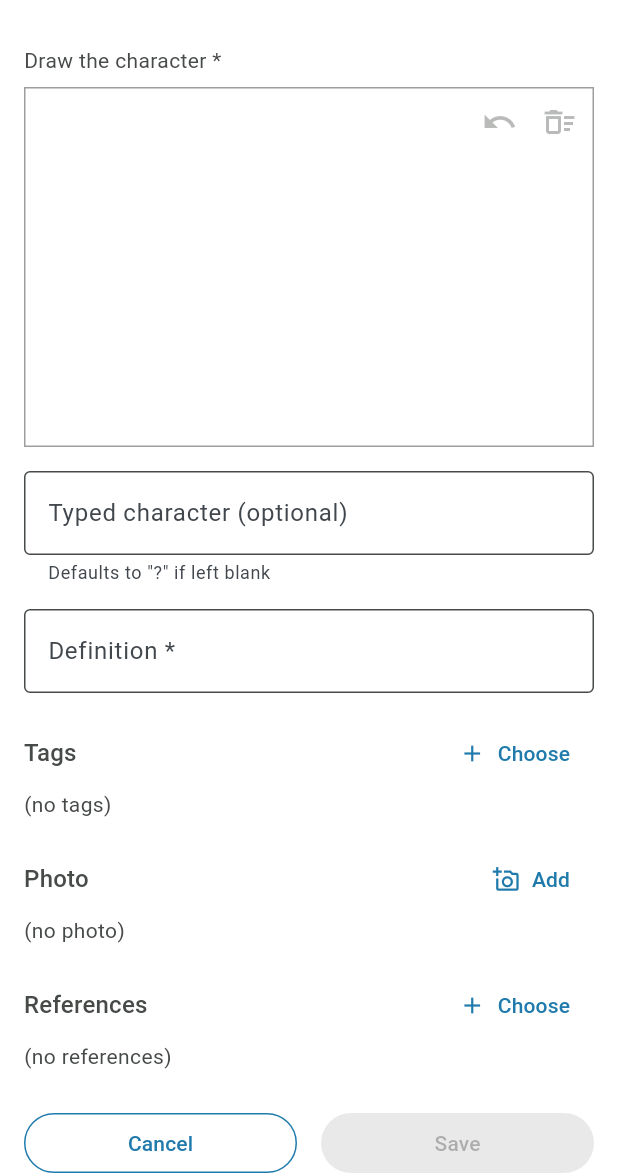
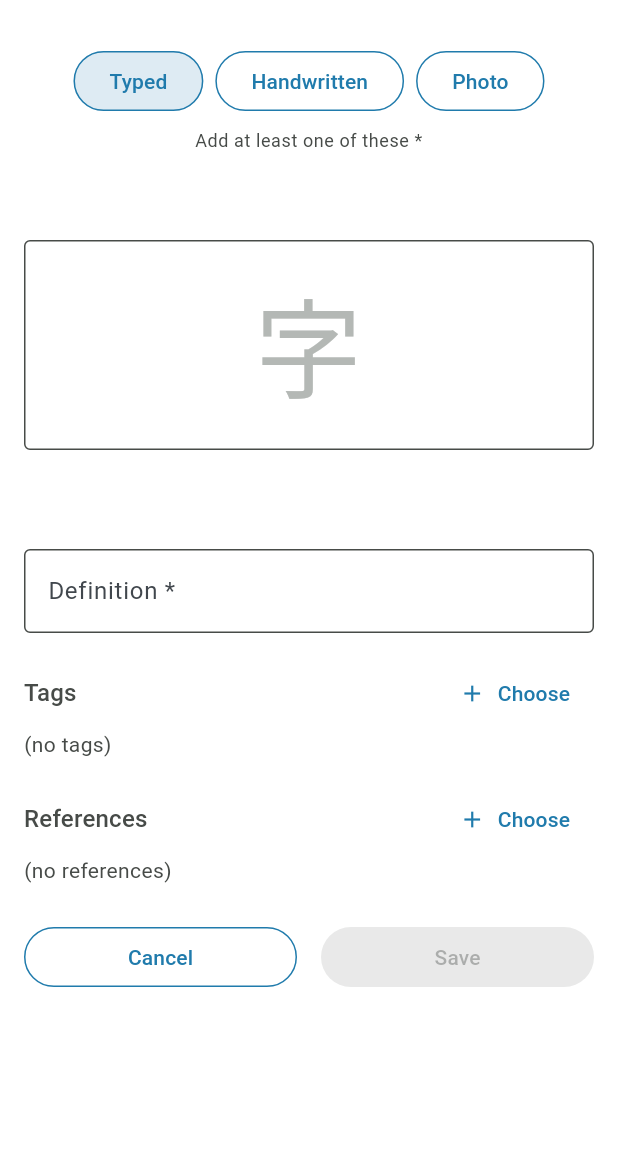
Before and after one commit to Diana-Cornescu/cantonese_dictionary, a Flutter app: the AddCharacterScreen screen opened directly with empty values, on a phone screen of 412 x 824 dp, the part 63-1236 px from its top. Run offline on Flutter 3.47's test engine with Material 3 defaults, Android fonts, the phone set to English and light mode, and no system bars; our stand-ins replace drift, drift_flutter, file_picker, image_picker; accounts and stored records are empty; generated files the repository leaves out were written again.

Commit message:
Let a new character start from typed, drawing or photo

```diff
--- a/lib/features/add_character/add_character_screen.dart
+++ b/lib/features/add_character/add_character_screen.dart
@@ -4,27 +4,46 @@ import 'package:flutter/material.dart';
 
 import '../../data/character_entry.dart';
 import '../../data/dictionary_store.dart';
+import '../../theme/app_colors.dart';
 import '../../widgets/character_picker_dialog.dart';
 import '../../widgets/handwriting_canvas.dart';
 import '../../widgets/tag_chip.dart';
 import '../../widgets/tag_picker_dialog.dart';
+import '../../widgets/typed_character.dart';
 import '../photos/photo_picking.dart';
 
-/// Screen for creating a brand-new character: draw it, type it, define it.
-/// There is deliberately NO handwriting-recognition/auto-suggestion step —
-/// the user always types or pastes the character directly.
+/// Which face of the box is showing while adding a character. Mirrors the
+/// character screen's Typed / Handwritten / Photos switcher (2026-09-21).
+enum _AddView { typed, handwritten, photo }
+
+/// Screen for creating a brand-new character. There is deliberately NO
+/// handwriting-recognition/auto-suggestion step — the user always types or
+/// pastes the character directly.
 ///
-/// The handwritten sample is the only mandatory field (it's what makes the
-/// row "a character" at all); the typed text is optional and defaults to
-/// `"?"` if left blank, since the row-list screen uses the typed text as
-/// its preview and needs something to show.
+/// **One box, three faces** (2026-09-21), laid out like the character
+/// screen: type the character, draw it, or attach a photo of it, switching
+/// freely between them. Before this the drawing was the only way in and
+/// was mandatory.
 ///
-/// Tags, a photo and references can all be set here (2026-09-20). They
-/// can't be *stored* until the character exists — a photo link and a
-/// reference both need its id — so they're held in this screen's state and
-/// written straight after [DictionaryStore.addCharacter] returns the saved
-/// entry. Cancelling writes nothing at all: no half-made character, no
-/// stray photo copied into the app's folder.
+/// **What's required:** a definition, plus **at least one** of typed,
+/// drawing or photo. Which one is up to you — a character seen on a menu
+/// can start as a photo and be drawn later; one copied from a text can
+/// start as typed. A tick on a button marks a face that has something in
+/// it, so the requirement is visible without clicking through all three.
+///
+/// The definition stays required (decided 2026-09-20) so every card works
+/// in Definition → Character flashcards.
+///
+/// Exactly one photo can be attached here. Photos are linked to several
+/// characters, and characters to several photos, from the photo's own
+/// screen — this is just the first one.
+///
+/// Tags, the photo and references can all be set here. None of them can be
+/// *stored* until the character exists — a photo link and a reference both
+/// need its id — so they're held in this screen's state and written
+/// straight after [DictionaryStore.addCharacter] returns the saved entry.
+/// Cancelling writes nothing at all: no half-made character, no stray photo
+/// copied into the app's folder.
 class AddCharacterScreen extends StatefulWidget {
   const AddCharacterScreen({super.key, required this.store});
 
@@ -35,6 +54,8 @@ class AddCharacterScreen extends StatefulWidget {
 }
 
 class _AddCharacterScreenState extends State<AddCharacterScreen> {
+  _AddView _view = _AddView.typed;
+
   final _typedController = TextEditingController();
   final _definitionController = TextEditingController();
 
@@ -43,8 +64,9 @@ class _AddCharacterScreenState extends State<AddCharacterScreen> {
   /// so existing tags get reused instead of near-duplicated.
   List<String> _tags = [];
 
-  /// A photo waiting to be attached. Still the picker's temporary file —
-  /// the store copies it into the app's photos folder on save.
+  /// The one photo this character starts with. Still the picker's
+  /// temporary file — the store copies it into the app's photos folder on
+  /// save, so backing out leaves nothing behind.
   File? _photo;
 
   /// Characters this one will reference. Written with [addReference] after
@@ -62,6 +84,22 @@ class _AddCharacterScreenState extends State<AddCharacterScreen> {
     _definitionController.dispose();
     super.dispose();
   }
+
+  bool get _hasTyped => _typedController.text.trim().isNotEmpty;
+  bool get _hasDrawing =>
+      _capturedStrokes != null && _capturedStrokes!.isNotEmpty;
+  bool get _hasPhoto => _photo != null;
+
+  /// A definition, and at least one of the three faces.
+  bool get _canSave =>
+      _definitionController.text.trim().isNotEmpty &&
+      (_hasTyped || _hasDrawing || _hasPhoto);
+
+  bool _filled(_AddView view) => switch (view) {
+        _AddView.typed => _hasTyped,
+        _AddView.handwritten => _hasDrawing,
+        _AddView.photo => _hasPhoto,
+      };
 
   List<CharacterEntry> get _referenced => [
         for (final id in _referenceIds)
@@ -100,23 +138,17 @@ class _AddCharacterScreenState extends State<AddCharacterScreen> {
     });
   }
 
-  /// A drawing and a definition are both required (definition required
-  /// since 2026-09-20, so every card works in Definition -> Character
-  /// flashcards).
-  bool get _canSave =>
-      _capturedStrokes != null &&
-      _capturedStrokes!.isNotEmpty &&
-      _definitionController.text.trim().isNotEmpty;
-
   Future<void> _save() async {
     if (!_canSave) return;
     final now = DateTime.now(); // overwritten by addCharacter, but required here
-    final typedText = _typedController.text.trim();
     final draft = CharacterEntry(
       id: -1,
-      // Defaults to "?" rather than staying blank, since the row-list
-      // screen previews entries by typed character.
-      typedCharacter: typedText.isEmpty ? '?' : typedText,
+      // May be empty now that a drawing or a photo is enough on its own.
+      // It is NOT defaulted to "?" any more (2026-09-21): that was
+      // indistinguishable from someone typing a question mark. Everywhere
+      // it's displayed uses TypedCharacterText, which shows a "missing"
+      // icon instead.
+      typedCharacter: _typedController.text.trim(),
       handwrittenSample: _capturedStrokes,
       definition: _definitionController.text.trim(),
       notes: '',
@@ -145,6 +177,32 @@ class _AddCharacterScreenState extends State<AddCharacterScreen> {
     if (mounted) Navigator.pop(context);
   }
 
+  /// The selected face fills with the color theme, as on the character
+  /// screen. A face with something in it also gets a tick, so "at least
+  /// one of these" can be checked without opening all three.
+  Widget _viewButton(_AddView view, String label) {
+    final filled = _filled(view);
+    return OutlinedButton(
+      style: _view == view
+          ? OutlinedButton.styleFrom(
+              backgroundColor: Theme.of(context).colorScheme.primaryContainer,
+            )
+          : null,
+      onPressed: () => setState(() => _view = view),
+      child: Row(
+        mainAxisSize: MainAxisSize.min,
+        children: [
+          Text(label),
+          if (filled) ...[
+            const SizedBox(width: 6),
+            const Icon(Icons.check_circle,
+                size: 14, color: AppColors.success),
+          ],
+        ],
+      ),
+    );
+  }
+
   /// A section title with its action button on the right.
   Widget _sectionHeader(String title, Widget action) {
     return Row(
@@ -155,6 +213,55 @@ class _AddCharacterScreenState extends State<AddCharacterScreen> {
         action,
       ],
     );
+  }
+
+  Widget _buildBox() {
+    switch (_view) {
+      case _AddView.typed:
+        return Center(
+          child: TextField(
+            controller: _typedController,
+            textAlign: TextAlign.center,
+            style: const TextStyle(fontSize: 72),
+            maxLines: 1,
+            decoration: const InputDecoration(
+              border: InputBorder.none,
+              hintText: '字',
+              hintStyle: TextStyle(fontSize: 72, color: AppColors.inactive),
+            ),
+            onChanged: (_) => setState(() {}),
+          ),
+        );
+      case _AddView.handwritten:
+        return Container(
+          decoration: BoxDecoration(border: Border.all(color: Colors.grey)),
+          child: HandwritingCanvas(
+            readOnly: false,
+            onStrokesChanged: (strokes) =>
+                setState(() => _capturedStrokes = strokes),
+          ),
+        );
+      case _AddView.photo:
+        final photo = _photo;
+        if (photo == null) {
+          return Column(
+            mainAxisAlignment: MainAxisAlignment.center,
+            children: [
+              const Text('No photo yet'),
+              const SizedBox(height: 8),
+              ElevatedButton.icon(
+                onPressed: _pickPhoto,
+                icon: const Icon(Icons.add_a_photo_outlined),
+                label: const Text('Add photo'),
+              ),
+            ],
+          );
+        }
+        return ClipRRect(
+          borderRadius: BorderRadius.circular(8),
+          child: Image.file(photo, fit: BoxFit.contain),
+        );
+    }
   }
 
   @override
@@ -176,29 +283,43 @@ class _AddCharacterScreenState extends State<AddCharacterScreen> {
         child: Column(
           crossAxisAlignment: CrossAxisAlignment.stretch,
           children: [
-            const Text('Draw the character *'),
+            // A Wrap, so the third button drops to its own line rather than
+            // overflowing on a narrow phone.
+            Wrap(
+              alignment: WrapAlignment.center,
+              spacing: 8,
+              runSpacing: 8,
+              children: [
+                _viewButton(_AddView.typed, 'Typed'),
+                _viewButton(_AddView.handwritten, 'Handwritten'),
+                _viewButton(_AddView.photo, 'Photo'),
+              ],
+            ),
             const SizedBox(height: 8),
-            SizedBox(
-              height: 240,
-              child: Container(
-                decoration:
-                    BoxDecoration(border: Border.all(color: Colors.grey)),
-                child: HandwritingCanvas(
-                  readOnly: false,
-                  onStrokesChanged: (strokes) =>
-                      setState(() => _capturedStrokes = strokes),
-                ),
+            if (!_hasTyped && !_hasDrawing && !_hasPhoto)
+              Text(
+                'Add at least one of these *',
+                textAlign: TextAlign.center,
+                style: Theme.of(context).textTheme.bodySmall,
               ),
-            ),
-            const SizedBox(height: 16),
-            TextField(
-              controller: _typedController,
-              decoration: const InputDecoration(
-                labelText: 'Typed character (optional)',
-                border: OutlineInputBorder(),
-                helperText: 'Defaults to "?" if left blank',
+            const SizedBox(height: 8),
+            SizedBox(height: 240, child: _buildBox()),
+            if (_view == _AddView.photo && _photo != null)
+              Row(
+                mainAxisAlignment: MainAxisAlignment.center,
+                children: [
+                  TextButton.icon(
+                    onPressed: _pickPhoto,
+                    icon: const Icon(Icons.add_a_photo_outlined),
+                    label: const Text('Replace'),
+                  ),
+                  TextButton.icon(
+                    onPressed: () => setState(() => _photo = null),
+                    icon: const Icon(Icons.close),
+                    label: const Text('Remove'),
+                  ),
+                ],
               ),
-            ),
             const SizedBox(height: 16),
             TextField(
               controller: _definitionController,
@@ -207,9 +328,9 @@ class _AddCharacterScreenState extends State<AddCharacterScreen> {
                 border: OutlineInputBorder(),
               ),
               // One line since 2026-09-20: Enter closes the keyboard instead
-              // of adding a newline. It does NOT tap Save for you — the
-              // drawing above may not be finished, and Save is the one
-              // deliberate commit for a new character.
+              // of adding a newline. It does NOT tap Save for you — the box
+              // above may not be filled in, and Save is the one deliberate
+              // commit for a new character.
               maxLines: 1,
               textInputAction: TextInputAction.done,
               onSubmitted: (_) => FocusScope.of(context).unfocus(),
@@ -233,41 +354,6 @@ class _AddCharacterScreenState extends State<AddCharacterScreen> {
             ),
             const SizedBox(height: 16),
             _sectionHeader(
-              'Photo',
-              TextButton.icon(
-                onPressed: _pickPhoto,
-                icon: const Icon(Icons.add_a_photo_outlined),
-                label: Text(_photo == null ? 'Add' : 'Replace'),
-              ),
-            ),
-            if (_photo == null)
-              const Align(
-                alignment: Alignment.centerLeft,
-                child: Text('(no photo)'),
-              )
-            else
-              Row(
-                crossAxisAlignment: CrossAxisAlignment.start,
-                children: [
-                  ClipRRect(
-                    borderRadius: BorderRadius.circular(8),
-                    child: Image.file(
-                      _photo!,
-                      width: 120,
-                      height: 120,
-                      fit: BoxFit.cover,
-                    ),
-                  ),
-                  const SizedBox(width: 8),
-                  TextButton.icon(
-                    onPressed: () => setState(() => _photo = null),
-                    icon: const Icon(Icons.close),
-                    label: const Text('Remove'),
-                  ),
-                ],
-              ),
-            const SizedBox(height: 16),
-            _sectionHeader(
               'References',
               TextButton.icon(
                 onPressed: _editReferences,
@@ -285,7 +371,7 @@ class _AddCharacterScreenState extends State<AddCharacterScreen> {
                       children: [
                         for (final c in _referenced)
                           Chip(
-                            label: Text(c.typedCharacter),
+                            label: Text(typedCharacterLabel(c.typedCharacter)),
                             onDeleted: () => setState(
                                 () => _referenceIds.remove(c.id)),
                           ),
--- a/lib/features/dictionary_list/dictionary_list_screen.dart
+++ b/lib/features/dictionary_list/dictionary_list_screen.dart
@@ -5,6 +5,7 @@ import '../../data/dictionary_store.dart';
 import '../../theme/app_colors.dart';
 import '../../widgets/clear_text_button.dart';
 import '../../widgets/filter_icon_button.dart';
+import '../../widgets/typed_character.dart';
 import '../add_character/add_character_screen.dart';
 import '../character_detail/character_detail_screen.dart';
 import '../flashcards/flashcard_mode_screen.dart';
@@ -278,8 +279,8 @@ class _DictionaryListScreenState extends State<DictionaryListScreen> {
                             title: Row(
                               crossAxisAlignment: CrossAxisAlignment.start,
                               children: [
-                                Text(
-                                  entry.typedCharacter,
+                                TypedCharacterText(
+                                  text: entry.typedCharacter,
                                   style:
                                       Theme.of(context).textTheme.headlineSmall,
                                 ),
--- a/lib/features/photos/gallery_screen.dart
+++ b/lib/features/photos/gallery_screen.dart
@@ -7,6 +7,7 @@ import '../../theme/app_colors.dart';
 import '../../widgets/character_picker_dialog.dart';
 import '../../widgets/clear_text_button.dart';
 import '../../widgets/filter_icon_button.dart';
+import '../../widgets/typed_character.dart';
 import 'photo_image.dart';
 import 'photo_picking.dart';
 import 'photo_viewer_screen.dart';
@@ -233,7 +234,7 @@ class _GalleryScreenState extends State<GalleryScreen> {
                       for (final id in photo.characterIds)
                         ...store.characters
                             .where((c) => c.id == id)
-                            .map((c) => c.typedCharacter),
+                            .map((c) => typedCharacterLabel(c.typedCharacter)),
                     ].join(', ');
                     return InkWell(
                       onTap: () => Navigator.push(
--- a/lib/features/photos/photo_viewer_screen.dart
+++ b/lib/features/photos/photo_viewer_screen.dart
@@ -4,6 +4,7 @@ import '../../data/dictionary_store.dart';
 import '../../data/photo_entry.dart';
 import '../../widgets/character_picker_dialog.dart';
 import '../../widgets/confirm_dialog.dart';
+import '../../widgets/typed_character.dart';
 import '../../widgets/text_prompt_dialog.dart';
 import '../character_detail/character_detail_screen.dart';
 import 'photo_image.dart';
@@ -167,8 +168,9 @@ class PhotoViewerScreen extends StatelessWidget {
                                     children: [
                                       for (final c in linked)
                                         ActionChip(
-                                          label: Text(c.typedCharacter),
-                                          tooltip: 'Open ${c.typedCharacter}',
+                                          label: Text(typedCharacterLabel(
+                                              c.typedCharacter)),
+                                          tooltip: 'Open ${typedCharacterLabel(c.typedCharacter)}',
                                           onPressed: () => Navigator.push(
                                             context,
                                             MaterialPageRoute(
--- a/lib/features/tags/tag_detail_screen.dart
+++ b/lib/features/tags/tag_detail_screen.dart
@@ -5,6 +5,7 @@ import '../../data/dictionary_store.dart';
 import '../../widgets/character_picker_dialog.dart';
 import '../../widgets/confirm_dialog.dart';
 import '../../widgets/tag_name_dialog.dart';
+import '../../widgets/typed_character.dart';
 import '../character_detail/character_detail_screen.dart';
 
 /// One tag: every character carrying it, and the three things you can do
@@ -149,8 +150,8 @@ class _TagDetailScreenState extends State<TagDetailScreen> {
                               title: Row(
                                 crossAxisAlignment: CrossAxisAlignment.start,
                                 children: [
-                                  Text(
-                                    entry.typedCharacter,
+                                  TypedCharacterText(
+                                    text: entry.typedCharacter,
                                     style: Theme.of(context)
                                         .textTheme
                                         .headlineSmall,
--- a/lib/widgets/character_picker_dialog.dart
+++ b/lib/widgets/character_picker_dialog.dart
@@ -2,6 +2,7 @@ import 'package:flutter/material.dart';
 
 import '../data/dictionary_store.dart';
 import 'clear_text_button.dart';
+import 'typed_character.dart';
 
 /// A dialog listing every character with a checkbox, plus a search box.
 /// Returns the chosen character ids, or null if cancelled.
@@ -92,8 +93,9 @@ class _CharacterPickerDialogState extends State<_CharacterPickerDialog> {
                             value: _selected.contains(c.id),
                             title: Text(
                               c.isArchived
-                                  ? '${c.typedCharacter}  (archived)'
-                                  : c.typedCharacter,
+                                  ? '${typedCharacterLabel(c.typedCharacter)}'
+                                      '  (archived)'
+                                  : typedCharacterLabel(c.typedCharacter),
                             ),
                             subtitle: Text(
                               c.definition,
```
Also changed, not shown: lib/features/character_detail/character_detail_screen.dart (+21 -18 lines), lib/features/flashcards/flashcard_mode_screen.dart (+9 -2 lines), lib/widgets/typed_character.dart (added, +42 -0 lines), 2 other files.
